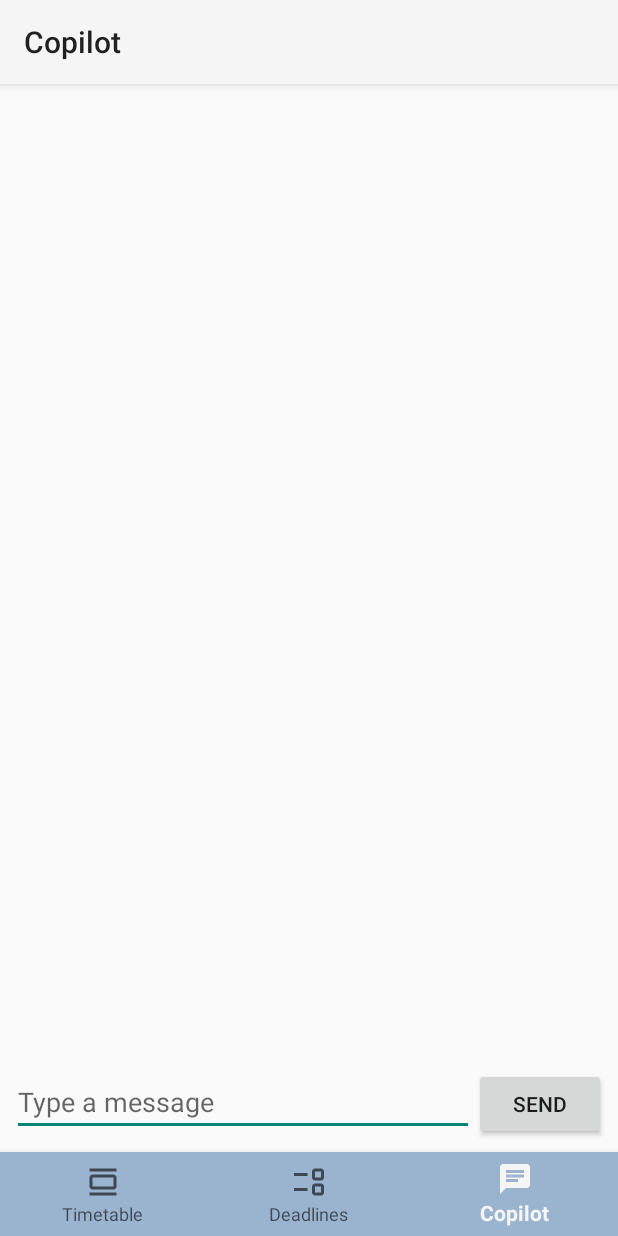
After one commit to peylix/Curricularica-Android, an Android app: the ChatActivity screen opened directly, with no data from a screen before it, on a phone screen of 412 x 824 dp. The commit adds this screen. Run offline under Robolectric (Android 15) with nearby library versions, the phone set to English and light mode, and no system bars; our stand-ins replace Volley.

Commit message:
Added the course copilot functionality using ChatGPT API

```diff
--- a/app/build.gradle.kts
+++ b/app/build.gradle.kts
@@ -37,6 +37,7 @@ dependencies {
     implementation("com.google.android.material:material:1.10.0")
     implementation("androidx.constraintlayout:constraintlayout:2.1.4")
     implementation("com.google.code.gson:gson:2.8.9")
+    implementation("com.android.volley:volley:1.2.1")
 
 
     testImplementation("junit:junit:4.13.2")
--- a/app/src/main/AndroidManifest.xml
+++ b/app/src/main/AndroidManifest.xml
@@ -38,6 +38,11 @@
             android:exported="true">
         </activity>
         <activity
+            android:name=".ChatActivity"
+            android:label="Copilot"
+            android:exported="true">
+        </activity>
+        <activity
             android:name=".AboutActivity"
             android:label="About"
             android:exported="true">
@@ -61,5 +66,6 @@
     </application>
     <uses-permission android:name="android.permission.WRITE_EXTERNAL_STORAGE"/>
     <uses-permission android:name="android.permission.READ_EXTERNAL_STORAGE"/>
+    <uses-permission android:name="android.permission.INTERNET"/>
 
 </manifest>
--- /dev/null
+++ b/app/src/main/java/com/example/curricularica/ChatActivity.java
@@ -0,0 +1,139 @@
+package com.example.curricularica;
+
+import android.app.Activity;
+import android.content.Intent;
+import android.os.Bundle;
+import android.view.View;
+import android.widget.Button;
+import android.widget.EditText;
+import android.widget.ListView;
+import android.widget.ArrayAdapter;
+
+import androidx.appcompat.app.AppCompatActivity;
+import androidx.appcompat.widget.Toolbar;
+
+import com.android.volley.VolleyError;
+import com.google.android.material.bottomnavigation.BottomNavigationView;
+
+import org.json.JSONException;
+import org.json.JSONObject;
+
+import java.io.Serializable;
+import java.util.ArrayList;
+
+public class ChatActivity extends AppCompatActivity {
+
+    private EditText editTextMessage;
+    private Button buttonSend;
+    private ListView chatListView;
+    private ArrayAdapter<String> chatAdapter;
+    private ArrayList<String> chatMessages;
+    private ChatBotApiClient chatBotApiClient;
+
+    @Override
+    protected void onCreate(Bundle savedInstanceState) {
+        super.onCreate(savedInstanceState);
+        setContentView(R.layout.activity_chat);
+        Toolbar myToolbar = (Toolbar) findViewById(R.id.my_toolbar);
+        setSupportActionBar(myToolbar);
+
+        editTextMessage = findViewById(R.id.editTextMessage);
+        buttonSend = findViewById(R.id.buttonSend);
+        chatListView = findViewById(R.id.chatListView);
+
+        chatMessages = new ArrayList<>();
+        chatAdapter = new ArrayAdapter<>(this, android.R.layout.simple_list_item_1, chatMessages);
+        chatListView.setAdapter(chatAdapter);
+
+        // Initialize ChatGPTApiClient
+        chatBotApiClient = new ChatBotApiClient(this);
+
+        buttonSend.setOnClickListener(new View.OnClickListener() {
+            @Override
+            public void onClick(View v) {
+                String message = editTextMessage.getText().toString().trim();
+                if (!message.isEmpty()) {
+                    sendMessage(message);
+                    editTextMessage.setText("");
+                }
+            }
+        });
+
+
+        BottomNavigationView bottomNavigationView = findViewById(R.id.bottom_navigation);
+        bottomNavigationView.setSelectedItemId(R.id.copilot);
+
+        bottomNavigationView.setOnNavigationItemSelectedListener(item -> {
+            if (item.getItemId() == R.id.timetable) {
+                Intent timetableIntent = new Intent(this, MainActivity.class);
+                startActivity(timetableIntent);
+                return true;
+            } else if (item.getItemId() == R.id.deadlines) {
+                Intent deadlinesIntent = new Intent(this, DeadlinesActivity.class);
+//                deadlinesIntent.putExtra("TIMETABLE_LIST", (Serializable) courseModels);
+//                deadlinesIntent.putExtra("TIMETABLE_LIST_2", (Serializable) courseModels);
+
+                startActivity(deadlinesIntent);
+                return true;
+            } else if (item.getItemId() == R.id.copilot) {
+                Intent copilotIntent = new Intent(this, ChatActivity.class);
+                startActivity(copilotIntent);
+                return true;
+            }
+            return true;
+        });
+    }
+
+    private void sendMessage(String message) {
+        // Add user message to chat
+        chatMessages.add("You: " + message);
+        chatAdapter.notifyDataSetChanged();
+
+        // Use ChatGPTApiClient to send the message
+        chatBotApiClient.sendMessage(message, new ChatBotApiClient.Callback() {
+            @Override
+            public void onResponse(JSONObject response) {
+                try {
+                    // Extracting the response text
+                    String responseText = response.getJSONArray("choices")
+                            .getJSONObject(0)
+                            .getString("text").trim();
+
+                    // Display the response in the chat
+                    receiveMessage("Chatbot: " + responseText);
+                } catch (JSONException e) {
+                    e.printStackTrace();
+                    receiveMessage("Chatbot: Error parsing response.");
+                }
+            }
+
+            @Override
+            public void onError(VolleyError error) {
+                // Extracting error details
+                String statusCode = String.valueOf(error.networkResponse != null ? error.networkResponse.statusCode : "No Status Code");
+                String message = "Curricularica Copilot: Error - " + statusCode;
+
+                if (error.networkResponse != null && error.networkResponse.data != null) {
+                    try {
+                        String responseBody = new String(error.networkResponse.data, "utf-8");
+                        JSONObject data = new JSONObject(responseBody);
+                        String errorDetail = data.optString("error", "No error message");
+                        message += ", Details: " + errorDetail;
+                    } catch (Exception e) {
+                        e.printStackTrace();
+                        message += ", Error parsing error response.";
+                    }
+                }
+
+                receiveMessage(message);
+            }
+        });
+    }
+
+    private void receiveMessage(String message) {
+        runOnUiThread(() -> {
+            chatMessages.add(message);
+            chatAdapter.notifyDataSetChanged();
+        });
+    }
+}
--- /dev/null
+++ b/app/src/main/java/com/example/curricularica/ChatBotApiClient.java
@@ -0,0 +1,61 @@
+package com.example.curricularica;
+
+import android.content.Context;
+
+import com.android.volley.Request;
+import com.android.volley.RequestQueue;
+import com.android.volley.VolleyError;
+import com.android.volley.toolbox.JsonObjectRequest;
+import com.android.volley.toolbox.Volley;
+
+import org.json.JSONException;
+import org.json.JSONObject;
+
+import java.util.HashMap;
+import java.util.Map;
+
+
+public class ChatBotApiClient {
+
+    private static final String API_URL = "https://api.openai.com/v1/engines/gpt-3.5-turbo/completions";
+    private static final String API_KEY = "";
+    private RequestQueue requestQueue;
+
+    public ChatBotApiClient(Context context) {
+        // Initialize the RequestQueue with the provided context
+        this.requestQueue = Volley.newRequestQueue(context);
+    }
+
+    public void sendMessage(String message, Callback callback) {
+        // Construct the request body
+        JSONObject requestBody = new JSONObject();
+        try {
+            requestBody.put("prompt", message);
+            requestBody.put("max_tokens", 50); // Adjust as needed
+        } catch (JSONException e) {
+            e.printStackTrace();
+        }
+
+        // Create request
+        // Handle the successful response here
+        JsonObjectRequest jsonObjectRequest = new JsonObjectRequest(Request.Method.POST, API_URL, requestBody,
+                callback::onResponse,
+                callback::onError) {
+            @Override
+            public Map<String, String> getHeaders() {
+                Map<String, String> headers = new HashMap<>();
+                headers.put("Authorization", "Bearer " + API_KEY);
+                return headers;
+            }
+        };
+
+        // Add the request to the RequestQueue.
+//        RequestQueue queue = Volley.newRequestQueue(context);
+        requestQueue.add(jsonObjectRequest);
+    }
+
+    public interface Callback {
+        void onResponse(JSONObject response);
+        void onError(VolleyError error);
+    }
+}
--- a/app/src/main/java/com/example/curricularica/DeadlinesActivity.java
+++ b/app/src/main/java/com/example/curricularica/DeadlinesActivity.java
@@ -44,6 +44,10 @@ public class DeadlinesActivity extends AppCompatActivity {
             } else if (item.getItemId() == R.id.deadlines) {
                 Intent deadlinesIntent = new Intent(this, DeadlinesActivity.class);
                 startActivity(deadlinesIntent);
+                return true;
+            } else if (item.getItemId() == R.id.copilot) {
+                Intent copilotIntent = new Intent(this, ChatActivity.class);
+                startActivity(copilotIntent);
                 return true;
             }
             return true;
--- /dev/null
+++ b/app/src/main/res/drawable/baseline_chat_24.xml
@@ -0,0 +1,5 @@
+<vector android:autoMirrored="true" android:height="24dp"
+    android:tint="#000000" android:viewportHeight="24"
+    android:viewportWidth="24" android:width="24dp" xmlns:android="http://schemas.android.com/apk/res/android">
+    <path android:fillColor="@android:color/white" android:pathData="M20,2L4,2c-1.1,0 -1.99,0.9 -1.99,2L2,22l4,-4h14c1.1,0 2,-0.9 2,-2L22,4c0,-1.1 -0.9,-2 -2,-2zM6,9h12v2L6,11L6,9zM14,14L6,14v-2h8v2zM18,8L6,8L6,6h12v2z"/>
+</vector>
--- /dev/null
+++ b/app/src/main/res/layout/activity_chat.xml
@@ -0,0 +1,57 @@
+<?xml version="1.0" encoding="utf-8"?>
+<RelativeLayout xmlns:android="http://schemas.android.com/apk/res/android"
+    android:layout_width="match_parent"
+    android:layout_height="match_parent"
+    xmlns:app="http://schemas.android.com/apk/res-auto">
+
+    <androidx.appcompat.widget.Toolbar
+        android:id="@+id/my_toolbar"
+        android:layout_width="match_parent"
+        android:layout_height="?attr/actionBarSize"
+        android:background="?attr/colorPrimary"
+        android:elevation="4dp"
+        android:theme="@style/ThemeOverlay.AppCompat.ActionBar"
+        app:popupTheme="@style/ThemeOverlay.AppCompat.Light"/>
+
+    <!-- BottomNavigationView placed at the bottom of the layout -->
+    <com.google.android.material.bottomnavigation.BottomNavigationView
+        android:id="@+id/bottom_navigation"
+        android:layout_width="match_parent"
+        android:layout_height="wrap_content"
+        android:layout_alignParentBottom="true"
+        android:background="@color/ic_light_blue"
+        app:menu="@menu/bottom_navigation_menu" />
+
+    <!-- Adjust ListView to be above BottomNavigationView -->
+    <ListView
+        android:id="@+id/chatListView"
+        android:layout_width="match_parent"
+        android:layout_height="wrap_content"
+        android:layout_above="@+id/layout_chat_box"
+        android:layout_below="@+id/my_toolbar"
+        android:divider="@null"/>
+
+    <!-- Adjust LinearLayout to be above BottomNavigationView -->
+    <LinearLayout
+        android:id="@+id/layout_chat_box"
+        android:layout_width="match_parent"
+        android:layout_height="wrap_content"
+        android:layout_above="@id/bottom_navigation"
+        android:orientation="horizontal"
+        android:padding="8dp">
+
+        <EditText
+            android:id="@+id/editTextMessage"
+            android:layout_width="0dp"
+            android:layout_weight="1"
+            android:layout_height="wrap_content"
+            android:hint="Type a message"/>
+
+        <Button
+            android:id="@+id/buttonSend"
+            android:layout_width="wrap_content"
+            android:layout_height="wrap_content"
+            android:text="Send"/>
+    </LinearLayout>
+
+</RelativeLayout>
--- a/app/src/main/res/menu/bottom_navigation_menu.xml
+++ b/app/src/main/res/menu/bottom_navigation_menu.xml
@@ -8,4 +8,8 @@
         android:id="@+id/deadlines"
         android:icon="@drawable/event_list"
         android:title="Deadlines" />
+    <item
+        android:id="@+id/copilot"
+        android:icon="@drawable/baseline_chat_24"
+        android:title="Copilot" />
 </menu>
```
Also changed, not shown: app/src/main/java/com/example/curricularica/MainActivity.java (+6 -2 lines).
